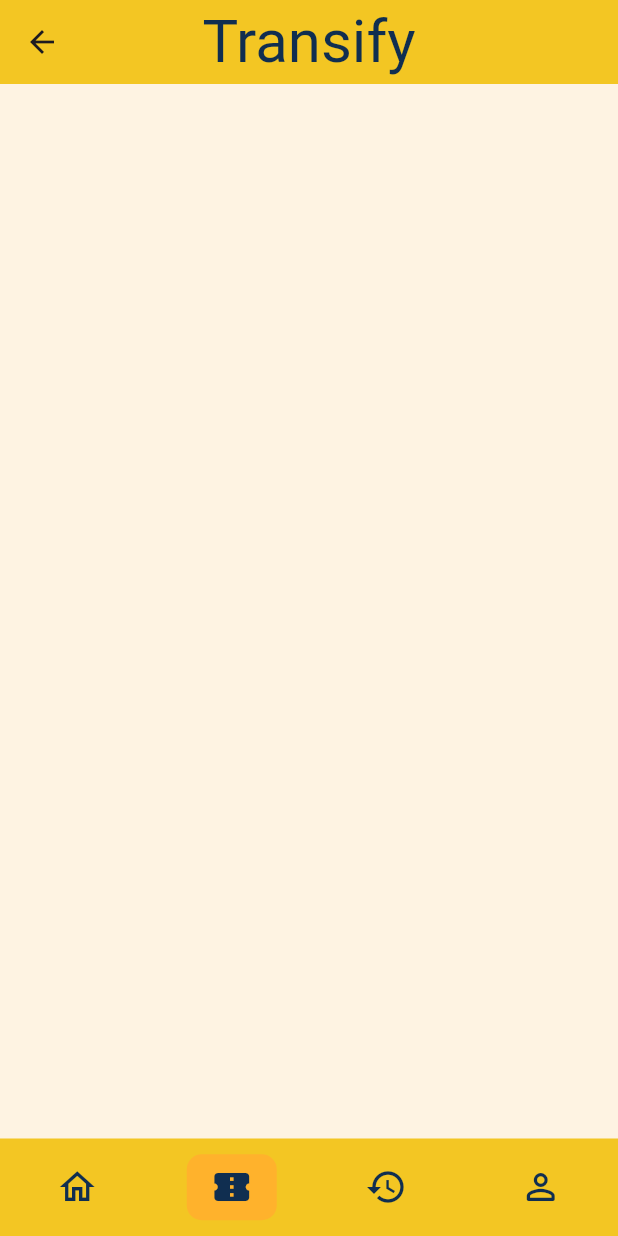
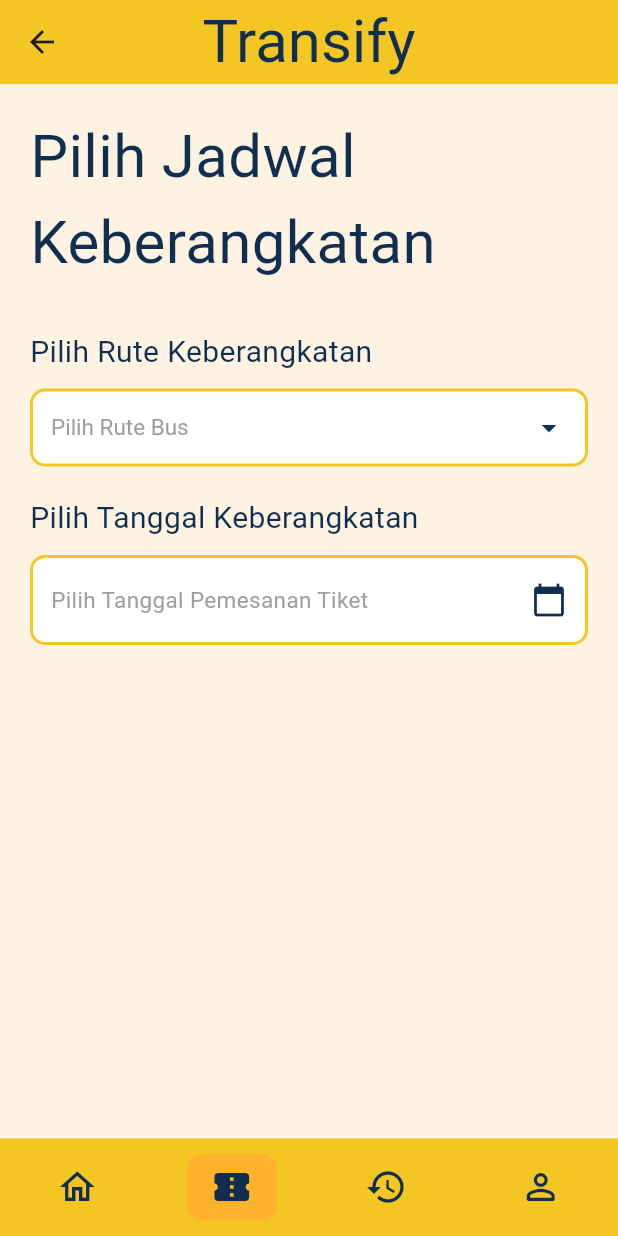
Before and after one commit to SatoshiRenZ/Transify, a Flutter app: the OrderPage screen opened by its route, on a phone screen of 412 x 824 dp. Run offline on Flutter 3.47's test engine with Material 3 defaults, Android fonts, the phone set to English and light mode, and no system bars; our stand-ins replace google_fonts.

Commit message:
menambahkan fitur memilih rute bus

```diff
--- a/lib/pages/order_page.dart
+++ /dev/null
@@ -1,51 +0,0 @@
-import 'package:flutter/material.dart';
-import '../template/template.dart';
-import '../styles/style.dart';
-
-class OrderPage extends StatefulWidget {
-  const OrderPage({Key? key}) : super(key: key);
-  @override
-  OrderPageState createState() => OrderPageState();
-}
-
-class OrderPageState extends State<OrderPage> {
-  int currentIndex = 1;
-
-  void onItemTapped(int index) {
-    final String? currentRoute = ModalRoute.of(context)?.settings.name;
-    String destinationRoute;
-    switch (index) {
-      case 0:
-        destinationRoute = '/home';
-        break;
-      case 1:
-        destinationRoute = '/order';
-        break;
-      case 2:
-        destinationRoute = '/history';
-        break;
-      case 3:
-        destinationRoute = '/profile';
-        break;
-      default: return;
-    }
-    if (currentRoute != destinationRoute) {
-      Navigator.pushReplacementNamed(context, destinationRoute);
-    }
-  }
-
-  @override
-  Widget build(BuildContext context) {
-    return TemplatePage(
-      currentIndex: currentIndex,
-      onIndexChanged: onItemTapped,
-      child: buildOrderContent(),
-    );
-  }
-
-  Widget buildOrderContent() {
-    return const Center(
-      // Edit konten halaman di sini
-    );
-  }
-}
--- /dev/null
+++ b/lib/pages/orderpage/order_page.dart
@@ -0,0 +1,212 @@
+import 'package:flutter/material.dart';
+import 'package:flutter/services.dart';
+import '../../template/template.dart';
+import '../../styles/style.dart';
+import 'dart:convert';
+
+class OrderPage extends StatefulWidget {
+  const OrderPage({Key? key}) : super(key: key);
+
+  @override
+  OrderPageState createState() => OrderPageState();
+}
+
+class OrderPageState extends State<OrderPage> {
+  int currentIndex = 1;
+
+  // Variabel untuk menampung data
+  List<dynamic> jadwal = [];
+  List<String> rute = [];
+  String? rutePilihan;
+  String? waktuPilihan;
+  DateTime? tanggalPilihan;
+  List<Map<String, dynamic>> waktuTersedia = [];
+
+  @override
+  void initState() {
+    super.initState();
+    loadJadwal();
+  }
+
+  Future<void> loadJadwal() async {
+    final String response = await rootBundle.loadString('asset/jadwal.json');
+    final List<dynamic> data = json.decode(response);
+
+    setState(() {
+      jadwal = data;
+      rute = data.map((item) => item['route'].toString()).toSet().toList();
+    });
+  }
+
+  // Fungsi untuk memilih rute
+  void onRouteSelected(String? route) {
+    setState(() {
+      rutePilihan = route;
+      waktuPilihan = null;
+
+      if (route != null) {
+        waktuTersedia = jadwal
+            .where((item) => item['route'] == route)
+            .map((item) => {'name': item['name'], 'time': item['time']})
+            .toList();
+      } else {
+        waktuTersedia = [];
+      }
+    });
+  }
+
+  Future<void> pilihTanggal(BuildContext context) async {
+    final DateTime? picked = await showDatePicker(
+      context: context,
+      initialDate: tanggalPilihan ?? DateTime.now(),
+      firstDate: DateTime.now(),
+      lastDate: DateTime.now().add(const Duration(days: 365)),
+      builder: (context, child) {
+        return Theme(
+          data: Theme.of(context).copyWith(
+            colorScheme: ColorScheme.light(
+              primary: AppColors.secondary,
+              onPrimary: AppColors.mainText,
+              surface: AppColors.box,
+              onSurface: AppColors.mainText,
+            ),
+          ),
+          child: child!,
+        );
+      },
+    );
+    if (picked != null && picked != tanggalPilihan) {
+      setState(() {
+        tanggalPilihan = picked;
+        if (rutePilihan != null) {
+          onRouteSelected(rutePilihan);
+        }
+      });
+    }
+  }
+
+
+
+  void onItemTapped(int index) {
+    final String? currentRoute = ModalRoute.of(context)?.settings.name;
+    String destinationRoute;
+    switch (index) {
+      case 0:
+        destinationRoute = '/home';
+        break;
+      case 1:
+        destinationRoute = '/order';
+        break;
+      case 2:
+        destinationRoute = '/history';
+        break;
+      case 3:
+        destinationRoute = '/profile';
+        break;
+      default:
+        return;
+    }
+    if (currentRoute != destinationRoute) {
+      Navigator.pushReplacementNamed(context, destinationRoute);
+    }
+  }
+
+  @override
+  Widget build(BuildContext context) {
+    return TemplatePage(
+      currentIndex: currentIndex,
+      onIndexChanged: onItemTapped,
+      child: buildOrderContent(),
+    );
+  }
+
+  Widget buildOrderContent() {
+    return SingleChildScrollView(
+      padding: const EdgeInsets.all(20),
+      child: Column(
+        crossAxisAlignment: CrossAxisAlignment.start,
+        children: [
+          // Page Title
+          Text('Pilih Jadwal Keberangkatan', style: AppTextStyles.title),
+          const SizedBox(height: 30),
+
+          // Route Selection
+          Text('Pilih Rute Keberangkatan', style: AppTextStyles.mainFont20),
+          const SizedBox(height: 10),
+
+          Container(
+            decoration: BoxDecoration(
+              color: AppColors.box,
+              border: Border.all(color: AppColors.secondary, width: 2),
+              borderRadius: BorderRadius.circular(10),
+            ),
+
+            child: DropdownButtonHideUnderline(
+              child: DropdownButton<String>(
+                isExpanded: true,
+                value: rutePilihan,
+                hint: Padding(
+                  padding: const EdgeInsets.symmetric(horizontal: 12),
+                  child: Text(
+                    'Pilih Rute Bus',
+                    style: AppTextStyles.mainFont15.copyWith(
+                      color: Colors.grey,
+                    ),
+                  ),
+                ),
+
+                icon: Padding(
+                  padding: const EdgeInsets.only(right: 12),
+                  child: Icon(Icons.arrow_drop_down, color: AppColors.mainText),
+                ),
+
+                style: AppTextStyles.mainFont15,
+                items: rute.map((String route) {
+                  return DropdownMenuItem<String>(
+                    value: route,
+                    child: Padding(
+                      padding: const EdgeInsets.symmetric(horizontal: 12),
+                      child: Text(route),
+                    ),
+                  );
+                }).toList(),
+                onChanged: onRouteSelected,
+              ),
+            ),
+          ),
+
+          const SizedBox(height: 20),
+
+          Text('Pilih Tanggal Keberangkatan', style: AppTextStyles.mainFont20),
+          const SizedBox(height: 10),
+
+          GestureDetector(
+            child: Container(
+              padding: const EdgeInsets.symmetric(horizontal: 12, vertical: 16),
+              decoration: BoxDecoration(
+                color: AppColors.box,
+                border: Border.all(color: AppColors.secondary, width: 2),
+                borderRadius: BorderRadius.circular(10),
+              ),
+              child: Row(
+                mainAxisAlignment: MainAxisAlignment.spaceBetween,
+                children: [
+                  Text(
+                    tanggalPilihan == null
+                        ? 'Pilih Tanggal Pemesanan Tiket'
+                        : '${tanggalPilihan!.day.toString().padLeft(2, '0')}/${tanggalPilihan!.month.toString().padLeft(2, '0')}/${tanggalPilihan!.year}',
+                    style: tanggalPilihan == null
+                        ? AppTextStyles.mainFont15.copyWith(color: Colors.grey)
+                        : AppTextStyles.mainFont15,
+                  ),
+                  Icon(Icons.calendar_today, color: AppColors.mainText),
+                ],
+              ),
+            ),
+          ),
+          const SizedBox(height: 20),
+        ],
+      ),
+    );
+  }
+}
```
Also changed, not shown: lib/main.dart (+5 -5 lines), lib/pages/history_page.dart (deleted, +0 -163 lines), lib/pages/historypage/history_page.dart (added, +163 -0 lines), pubspec.lock.
